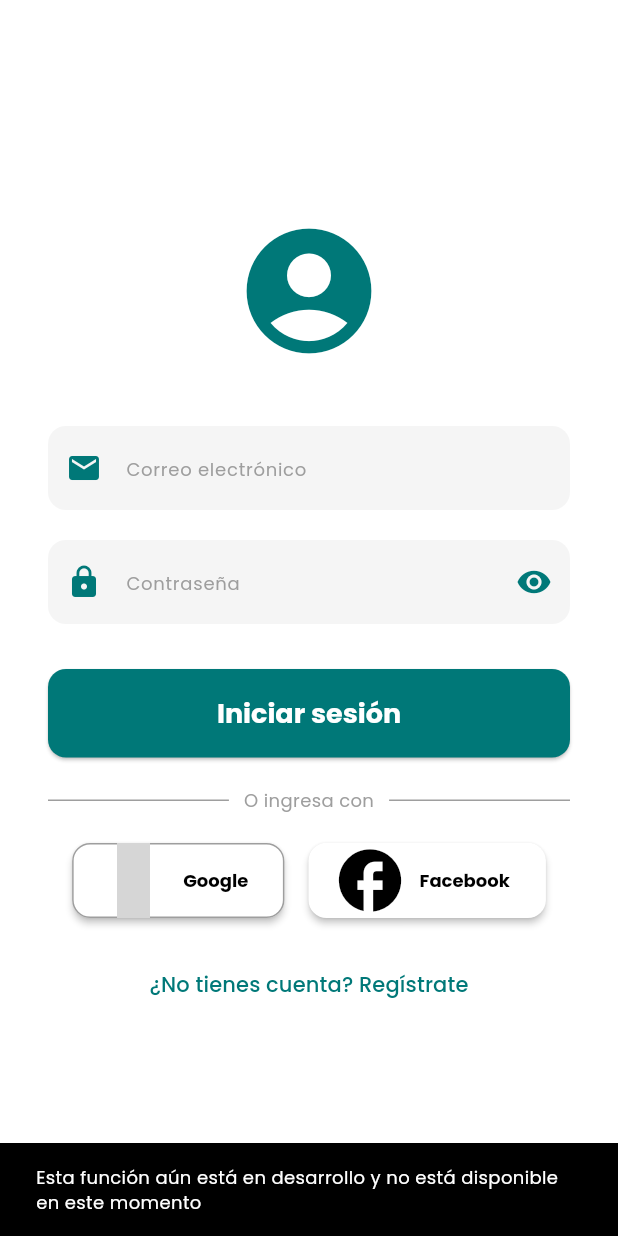
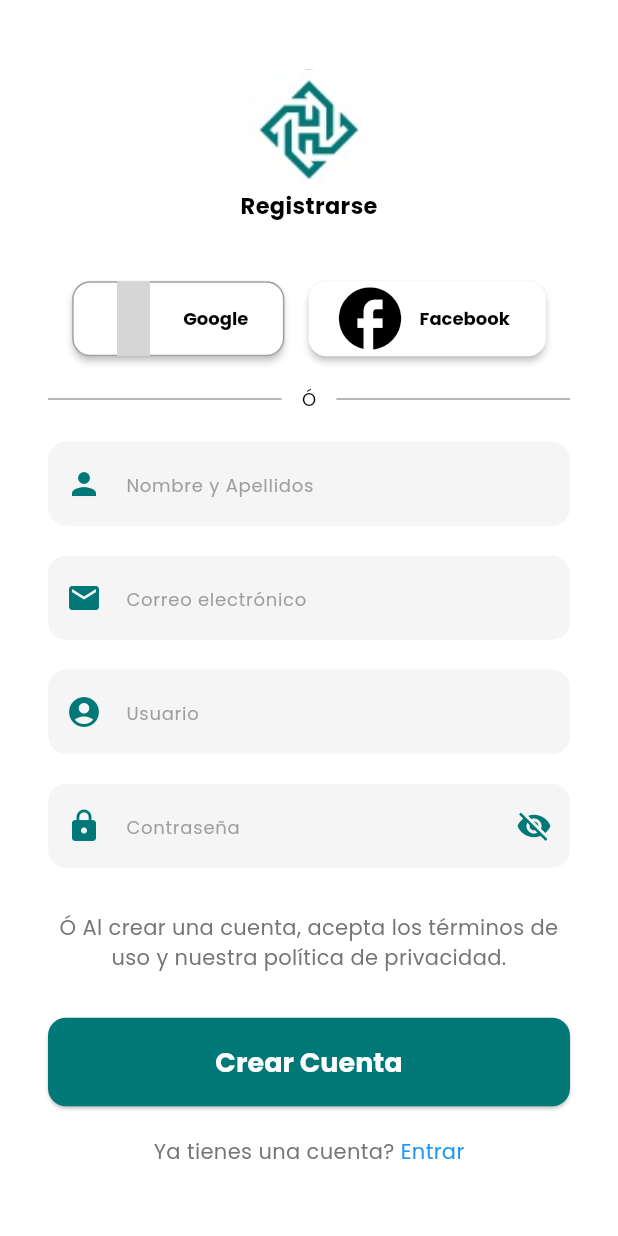
Before and after one commit to RichardLeyvaP/huoon-apk, a Flutter app: the LoginFormPage screen opened by its route, after a tap on "¿No tienes cuenta? Regístrate", on a phone screen of 412 x 824 dp. Run offline on Flutter 3.47's test engine with Material 3 defaults, Android fonts, the phone set to English and light mode, and no system bars; our stand-ins replace animate_do, file_picker, firebase_core, fl_chart, flutter_spinkit, freezed_annotation and 12 more; missing offline and left inert: avatar_stack, flutter_facebook_auth; accounts and stored records are empty; grey boxes are pictures that could not be loaded.

Commit message:
Restaurando cambios del stash

```diff
--- a/lib/ui/myApp.dart
+++ b/lib/ui/myApp.dart
@@ -2,6 +2,7 @@ import 'package:flutter/material.dart';
 import 'package:flutter_localizations/flutter_localizations.dart';
 import 'package:go_router/go_router.dart';
 import 'package:huoon/domain/signals/configuration_signals/configuration_signal.dart';
+import 'package:huoon/ui/pages/registerPage.dart';
 import 'package:huoon/ui/pages/splash/splashScreen.dart';
 import 'package:huoon/ui/routes/pagesRoutes.dart';
 import 'package:huoon/ui/pages/loginFb.dart';
@@ -144,6 +145,11 @@ class MyApp extends StatelessWidget {
       GoRoute(
         path: '/RemindersPage',
         builder: (context, state) => RemindersPage(),
+      ),
+
+      GoRoute(
+        path: '/RegisterFormPage',
+        builder: (context, state) => RegisterFormPage(),
       ),
       //rutas de prueba
       //
--- a/lib/ui/pages/loginPage.dart
+++ b/lib/ui/pages/loginPage.dart
@@ -266,7 +266,11 @@ class _LoginFormPageState extends State<LoginFormPage> {
               TextButton(
                 onPressed: () {
                   // Acción de registro
-                  loginFuntionDeprived();
+                   GoRouter.of(context).go(
+        '/RegisterFormPage',
+      );
+
+                 // loginFuntionDeprived();
                 },
                 child:  Text(
                   '¿No tienes cuenta? Regístrate',
--- /dev/null
+++ b/lib/ui/pages/registerPage.dart
@@ -0,0 +1,284 @@
+// ignore_for_file: file_names, depend_on_referenced_packages
+import 'package:flutter/material.dart';
+import 'package:go_router/go_router.dart';
+import 'package:huoon/data/services/authGoogleService.dart';
+import 'package:huoon/ui/util/utilClass.dart';
+import 'package:huoon/ui/util/utilsStyleGlobalApk.dart';
+import 'package:material_symbols_icons/symbols.dart';
+
+class RegisterFormPage extends StatefulWidget {
+  const RegisterFormPage({super.key});
+
+  @override
+  State<RegisterFormPage> createState() => _RegisterFormPageState();
+}
+
+class _RegisterFormPageState extends State<RegisterFormPage> {
+  final TextEditingController _nameController = TextEditingController();
+  final TextEditingController _emailController = TextEditingController();
+  final TextEditingController _usernameController = TextEditingController();
+  final TextEditingController _passwordController = TextEditingController();
+  bool _isPasswordVisible = false;
+
+  void _togglePasswordVisibility() {
+    setState(() {
+      _isPasswordVisible = !_isPasswordVisible;
+    });
+  }
+
+  void _register() {
+    if (_nameController.text.isEmpty ||
+        _emailController.text.isEmpty ||
+        _usernameController.text.isEmpty ||
+        _passwordController.text.isEmpty) {
+      ScaffoldMessenger.of(context).showSnackBar(
+        const SnackBar(content: Text('Por favor, complete todos los campos.')),
+      );
+    } else {
+      // Lógica para crear la cuenta
+      ScaffoldMessenger.of(context).showSnackBar(
+        const SnackBar(content: Text('Cuenta creada exitosamente.')),
+      );
+
+      // Navegar a la página principal u otra acción
+      Future.delayed(const Duration(milliseconds: 500), () {
+        GoRouter.of(context).go('/HomePrincipal');
+      });
+    }
+  }
+
+   //FirebaseAnalytics analytics = FirebaseAnalytics.instance;
+  loginFuntionDeprived() {
+    ScaffoldMessenger.of(context).showSnackBar(
+      const SnackBar(content: Text('Esta función aún está en desarrollo y no está disponible en este momento')),
+    );
+  }
+
+  @override
+  Widget build(BuildContext context) {
+    return Scaffold(
+      backgroundColor: Colors.white,
+      body: Center(
+        child: Padding(
+          padding: const EdgeInsets.symmetric(horizontal: 32.0),
+          child: SingleChildScrollView(
+            child: Column(
+              mainAxisAlignment: MainAxisAlignment.center,
+              children: [
+                // Logotipo en cyan
+                // Logotipo en cyan
+               Column(
+                 children: [
+                   CircleAvatar(
+                    radius: 40,
+                backgroundColor: StyleGlobalApk.getColorPrimary(),
+                child:
+                Image.asset(
+              'assets/images/icon-Huoon.jpg', // Ruta de tu imagen en los assets
+              fit: BoxFit.cover,
+              width: double.infinity,
+              height: double.infinity,
+            ),
+                //****OJO ESTE ERA EL QUE ESTABA*** */
+                // Icon(
+                //   _tabIcons[_tabController.index], // Icono que corresponde al Tab seleccionado
+                // ),
+              ),
+                                 Text('Registrarse',style: TextStyle(fontSize: 15,fontWeight: FontWeight.bold),)
+                 ],
+               ),
+              const SizedBox(height: 40),
+                 // Botones de inicio de sesión con Google y Facebook
+              Row(
+                mainAxisAlignment: MainAxisAlignment.spaceEvenly,
+                children: [
+                  // Botón Google con icono
+                  ElevatedButton.icon(
+                    onPressed: () {
+                      // Acción de inicio de sesión con Google
+                       loginWithGoogle(context);
+                    },
+                    style: ElevatedButton.styleFrom(
+                      backgroundColor: Colors.white,
+                      foregroundColor: Colors.black,
+                      elevation: 2,
+                      shape: RoundedRectangleBorder(
+                        borderRadius: BorderRadius.circular(12),
+                        side: const BorderSide(color: Colors.grey),
+                      ),
+                    ),
+
+                    icon:    const Icon(
+                      Symbols.g_mobiledata_sharp, // Ícono de verificación
+                      color: Colors.green,
+                      size: 50,
+                    ),
+
+                    label:  Text(TranslationManager.translate('googleButton')),
+                  ),
+
+                  // Botón Facebook con icono
+                  ElevatedButton.icon(
+                    onPressed: () {
+                      // Acción de inicio de sesión con Facebook
+                      loginFuntionDeprived();
+                    },
+                    style: ElevatedButton.styleFrom(
+                      backgroundColor: Colors.white,
+                      foregroundColor: Colors.black,
+                      elevation: 2,
+                      shape: RoundedRectangleBorder(
+                        borderRadius: BorderRadius.circular(12),
+                      ),
+                    ),
+
+                    icon: const Icon(Icons.facebook, size: 50),
+                    label:  Text(TranslationManager.translate('facebookButton')),
+                  ),
+                ],
+              ),
+
+              const SizedBox(height: 20),
+ // Separador visual
+              Row(
+                children: [
+                  Expanded(child: Divider(color: Colors.grey)),
+                  const Padding(
+                    padding: EdgeInsets.symmetric(horizontal: 10),
+                    child: Text(' Ó ', style: TextStyle()),
+                  ),
+                  Expanded(child: Divider(color: Colors.grey)),
+                ],
+              ),
+              const SizedBox(height: 20),
+                // Campo de Nombre y Apellidos
+                TextField(
+                  controller: _nameController,
+                  decoration: InputDecoration(
+                    hintText: 'Nombre y Apellidos',
+                    filled: true,
+                    fillColor: Colors.grey[100],
+                    border: OutlineInputBorder(
+                      borderRadius: BorderRadius.circular(12),
+                      borderSide: BorderSide.none,
+                    ),
+                    prefixIcon: Icon(Icons.person, color: StyleGlobalApk.colorPrimary),
+                  ),
+                ),
+                const SizedBox(height: 20),
+
+                // Campo de Correo Electrónico
+                TextField(
+                  controller: _emailController,
+                  decoration: InputDecoration(
+                    hintText: 'Correo electrónico',
+                    filled: true,
+                    fillColor: Colors.grey[100],
+                    border: OutlineInputBorder(
+                      borderRadius: BorderRadius.circular(12),
+                      borderSide: BorderSide.none,
+                    ),
+                    prefixIcon: Icon(Icons.email, color: StyleGlobalApk.colorPrimary),
+                  ),
+                  keyboardType: TextInputType.emailAddress,
+                ),
+                const SizedBox(height: 20),
+
+                // Campo de Usuario
+                TextField(
+                  controller: _usernameController,
+                  decoration: InputDecoration(
+                    hintText: 'Usuario',
+                    filled: true,
+                    fillColor: Colors.grey[100],
+                    border: OutlineInputBorder(
+                      borderRadius: BorderRadius.circular(12),
+                      borderSide: BorderSide.none,
+                    ),
+                    prefixIcon: Icon(Icons.account_circle, color: StyleGlobalApk.colorPrimary),
+                  ),
+                ),
+                const SizedBox(height: 20),
+
+                // Campo de Contraseña
+                TextField(
+                  controller: _passwordController,
+                  obscureText: !_isPasswordVisible,
+                  decoration: InputDecoration(
+                    hintText: 'Contraseña',
+                    filled: true,
+                    fillColor: Colors.grey[100],
+                    border: OutlineInputBorder(
+                      borderRadius: BorderRadius.circular(12),
+                      borderSide: BorderSide.none,
+                    ),
+                    prefixIcon: Icon(Icons.lock, color: StyleGlobalApk.colorPrimary),
+                    suffixIcon: IconButton(
+                      icon: Icon(
+                        _isPasswordVisible ? Icons.visibility : Icons.visibility_off,
+                        color: StyleGlobalApk.colorPrimary,
+                      ),
+                      onPressed: _togglePasswordVisibility,
+                    ),
+                  ),
+                ),
+                const SizedBox(height: 30),
+
+                // Texto de términos y condiciones
+                Text(
+                  'Ó Al crear una cuenta, acepta los términos de uso y nuestra política de privacidad.',
+                  textAlign: TextAlign.center,
+                  style: TextStyle(color: Colors.grey[600], fontSize: 14),
+                ),
+                const SizedBox(height: 30),
+
+                // Botón de Crear Cuenta
+                SizedBox(
+                  width: double.infinity,
+                  child: ElevatedButton(
+                    onPressed: _register,
+                    style: ElevatedButton.styleFrom(
+                      backgroundColor: StyleGlobalApk.colorPrimary,
+                      foregroundColor: Colors.white,
+                      shape: RoundedRectangleBorder(
+                        borderRadius: BorderRadius.circular(12),
+                      ),
+                      padding: const EdgeInsets.symmetric(vertical: 16),
+                    ),
+                    child: const Text(
+                      'Crear Cuenta',
+                      style: TextStyle(fontSize: 18),
+                    ),
+                  ),
+                ),
+                SizedBox(height: 20,),
+                  Row(
+                    mainAxisAlignment: MainAxisAlignment.center,
+                    children: [
+                      Text(
+                      'Ya tienes una cuenta?',
+                      textAlign: TextAlign.center,
+                      style: TextStyle(color: Colors.grey[600], fontSize: 14),
+                                      ),
+                                      InkWell(
+                                        onTap: () {
+                                          GoRouter.of(context).go(
+        '/LoginFormPage',
+      );
+                                        },
+                                        child: Text(
+                                                              ' Entrar',
+                                                              textAlign: TextAlign.center,
+                                                              style: TextStyle(color: Colors.blue, fontSize: 14),
+                                        ),
+                                      ),
+                    ],
+                  ),
+              ],
+            ),
+          ),
+        ),
+      ),
+    );
+  }
+}
```
Also changed, not shown: 1 other file.
